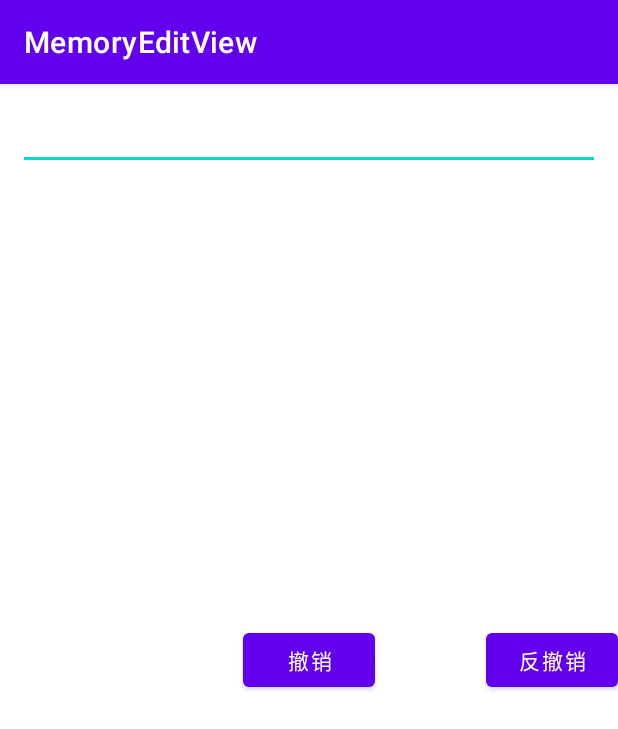
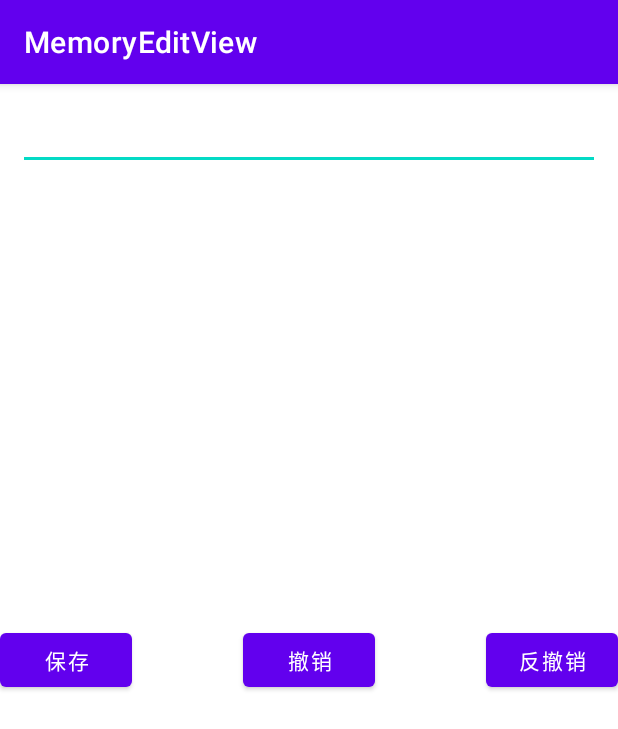
Before and after one commit to Android5730/MemoryEdit, an Android app: the screen it shows after launch (MainActivity), after a tap on "撤销", on a phone screen of 412 x 824 dp. Shown: the top 729 px of the screen. Run offline under Robolectric (Android 15) with nearby library versions, the phone set to English and light mode, and no system bars.

Commit message:
优化保存逻辑，进行保存通知

```diff
--- a/app/src/main/java/com/itaem/memoryeditview/EditMemory.java
+++ b/app/src/main/java/com/itaem/memoryeditview/EditMemory.java
@@ -11,9 +11,9 @@ import java.util.Stack;
 public class EditMemory {
     Stack<MemoryEditBean> lastStack = new Stack<>();
     Stack<MemoryEditBean> nextStack = new Stack<>();
-    private boolean lastFlag = false;
-    private boolean nextFlag = false;
-    private boolean saveFlag = false;
+    private boolean lastFlag = false;// 撤销标记
+    private boolean nextFlag = false;// 反撤销标记
+    private boolean saveFlag = false;// 保存标记
     // 修改缓冲
     SpannableStringBuilder spannableStringBuilder;
     private final AppCompatEditText editText;
@@ -35,7 +35,6 @@ public class EditMemory {
                     // 修改前文本
                     lastStack.push(new MemoryEditBean(s.toString().substring(start, start + count), start, start + after, 1));
                 }
-
             }
             @Override
             // start：开始位置 before：删除数量;count:新增数量
@@ -58,14 +57,14 @@ public class EditMemory {
     }
     // 撤销功能
     public void rollBack(){
+/*        if (saveFlag){
+            // 恢复保存标记
+            saveFlag = false;
+        }*/
+        if (lastStack.size() == 0){
+            return;
+        }
         lastFlag = true;
-        if (lastStack.size() == 0){
-            if (saveFlag){
-                saveFlag = false;
-            }else {
-                return;
-            }
-        }
         MemoryEditBean temp = lastStack.pop();
         spannableStringBuilder = new SpannableStringBuilder(editText.getText());
         nextStack.push(temp);
@@ -101,20 +100,16 @@ public class EditMemory {
 
     // 反撤销功能
     public void rollNext(){
+        if (nextStack.size() == 0){
+            return;
+        }
         nextFlag = true;
-        if (nextStack.size() == 0){
-            if (saveFlag){
-                saveFlag = false;
-            }else {
-                return;
-            }
-        }
         MemoryEditBean pop = nextStack.pop();
         // 入撤销栈
         lastStack.push(pop);
         SpannableStringBuilder spannableStringBuilder = new SpannableStringBuilder(editText.getText());
         if (pop.getState()==-1){
-            //
+            // 删除
             spannableStringBuilder.delete(pop.getLastStart(),pop.getLastEnd());
             editText.setText(spannableStringBuilder);
             editText.setSelection(pop.getLastStart());
@@ -147,7 +142,6 @@ public class EditMemory {
         // 清空栈
         lastStack.clear();
         nextStack.clear();
-        saveFlag = true;
     }
 
     public Stack<MemoryEditBean> getLastStack() {
--- a/app/src/main/java/com/itaem/memoryeditview/MainActivity.java
+++ b/app/src/main/java/com/itaem/memoryeditview/MainActivity.java
@@ -11,26 +11,32 @@ public class MainActivity extends AppCompatActivity {
     private  EditMemory editMemory;
     private Button back;
     private Button nextBack;
+    private Button save;
     @Override
     protected void onCreate(Bundle savedInstanceState) {
         super.onCreate(savedInstanceState);
         setContentView(R.layout.activity_main);
         back = findViewById(R.id.backBtn);
         nextBack = findViewById(R.id.nextBtn);
+        save = findViewById(R.id.saveBtn);
         AppCompatEditText editText = findViewById(R.id.editView);
         editMemory = new EditMemory(editText);
+        save.setOnClickListener(new View.OnClickListener() {
+            @Override
+            public void onClick(View v) {
+                editMemory.save();
+            }
+        });
         nextBack.setOnClickListener(new View.OnClickListener() {
             @Override
             public void onClick(View v) {
                 editMemory.rollNext();
-                iniSetCheckable();
             }
         });
         back.setOnClickListener(new View.OnClickListener() {
             @Override
             public void onClick(View v) {
                 editMemory.rollBack();
-                iniSetCheckable();
             }
         });
     }
--- a/app/src/main/res/layout/activity_main.xml
+++ b/app/src/main/res/layout/activity_main.xml
@@ -23,6 +23,14 @@
         app:layout_constraintBottom_toBottomOf="parent"
         app:layout_constraintEnd_toEndOf="parent"
         app:layout_constraintTop_toTopOf="parent" />
+    <Button
+        android:id="@+id/saveBtn"
+        android:layout_width="wrap_content"
+        android:layout_height="wrap_content"
+        android:text="保存"
+        app:layout_constraintStart_toStartOf="parent"
+        app:layout_constraintBottom_toBottomOf="parent"
+        app:layout_constraintTop_toTopOf="parent" />
     <androidx.appcompat.widget.AppCompatEditText
         android:id="@+id/editView"
         android:layout_width="match_parent"
```
Also changed, not shown: MemoryEdit/src/main/java/com/itaem/memoryedit/EditMemory.java (+14 -20 lines).
